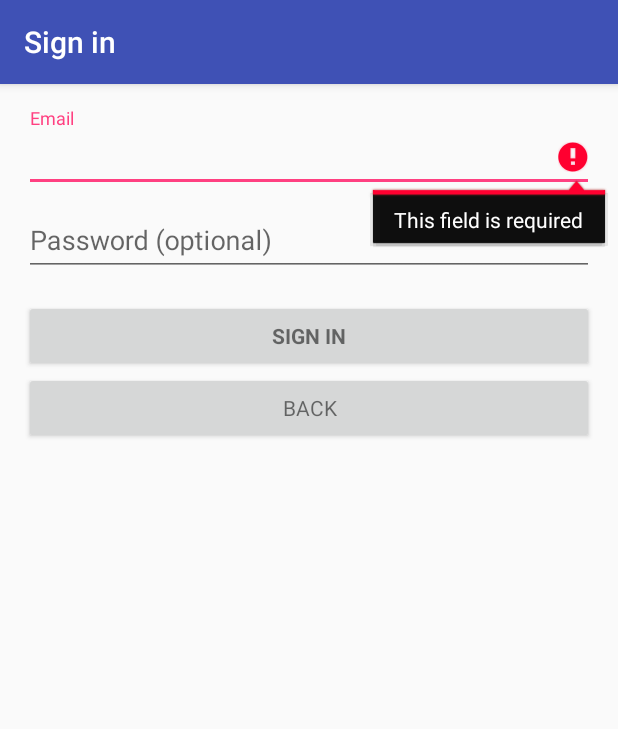
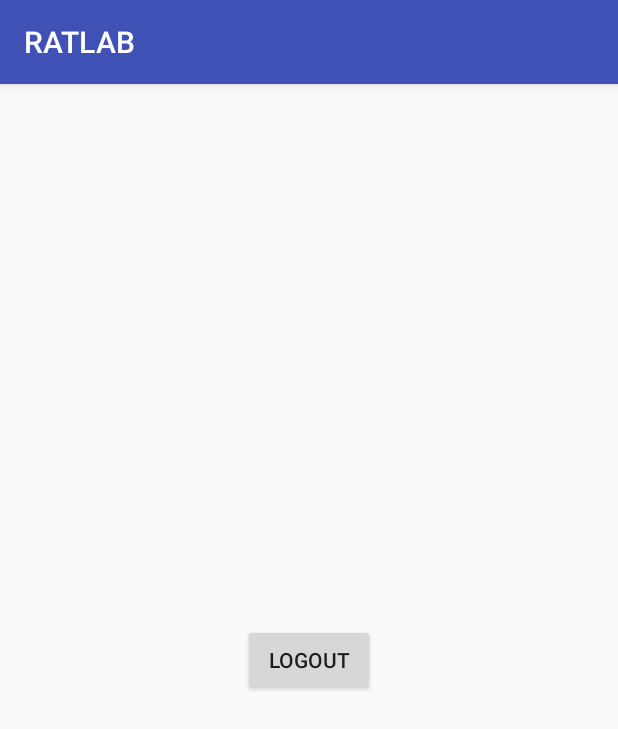
Before and after one commit to tgieseking/RATLAB, an Android app: the LoginActivity screen opened directly, with no data from a screen before it, after a tap on "SIGN IN", on a phone screen of 412 x 824 dp. Shown: the top 729 px of the screen. Run offline under Robolectric (Android 15) with nearby library versions, the phone set to English and light mode, and no system bars; 2 statements that could not run were skipped.

Commit message:
Added activity switching
Added methods for buttons on the welcome, login, and main screens to
move to other activities appropriately. The login does not check for a
valid login. The logout does not reset the current user.

Also note that the onCreate() method for LoginActivity is modified to
not set the login button to attemptLogin() as default for a basic login
activity.

```diff
--- a/app/src/main/java/edu/gatech/cs2340/ratlab/LoginActivity.java
+++ b/app/src/main/java/edu/gatech/cs2340/ratlab/LoginActivity.java
@@ -3,6 +3,7 @@ package edu.gatech.cs2340.ratlab;
 import android.animation.Animator;
 import android.animation.AnimatorListenerAdapter;
 import android.annotation.TargetApi;
+import android.content.Intent;
 import android.content.pm.PackageManager;
 import android.support.annotation.NonNull;
 import android.support.design.widget.Snackbar;
@@ -83,12 +84,14 @@ public class LoginActivity extends AppCompatActivity implements LoaderCallbacks<
         });
 
         Button mEmailSignInButton = (Button) findViewById(R.id.email_sign_in_button);
-        mEmailSignInButton.setOnClickListener(new OnClickListener() {
-            @Override
-            public void onClick(View view) {
-                attemptLogin();
-            }
-        });
+        // This overrides the login acticity to the default for login activities
+        // In the future, we may want to switch to this
+//        mEmailSignInButton.setOnClickListener(new OnClickListener() {
+//            @Override
+//            public void onClick(View view) {
+//                attemptLogin();
+//            }
+//        });
 
         mLoginFormView = findViewById(R.id.login_form);
         mProgressView = findViewById(R.id.login_progress);
@@ -346,4 +349,16 @@ public class LoginActivity extends AppCompatActivity implements LoaderCallbacks<
             showProgress(false);
         }
     }
+
+    public void checkLogin(View view) {
+        if (true) { //TODO: replace with actually checking the model for a correct uid and password
+            Intent intent = new Intent(this, MainActivity.class);
+            startActivity(intent);
+        }
+    }
+
+    public void goBack(View view) {
+        Intent intent = new Intent(this, WelcomeActivity.class);
+        startActivity(intent);
+    }
 }
--- a/app/src/main/java/edu/gatech/cs2340/ratlab/MainActivity.java
+++ b/app/src/main/java/edu/gatech/cs2340/ratlab/MainActivity.java
@@ -1,7 +1,9 @@
 package edu.gatech.cs2340.ratlab;
 
+import android.content.Intent;
 import android.support.v7.app.AppCompatActivity;
 import android.os.Bundle;
+import android.view.View;
 
 public class MainActivity extends AppCompatActivity {
 
@@ -10,4 +12,10 @@ public class MainActivity extends AppCompatActivity {
         super.onCreate(savedInstanceState);
         setContentView(R.layout.activity_main);
     }
+
+    public void logout(View view) {
+        // TODO: reset the currently logged in user attribute of the model
+        Intent intent = new Intent(this, WelcomeActivity.class);
+        startActivity(intent);
+    }
 }
--- a/app/src/main/res/layout/activity_login.xml
+++ b/app/src/main/res/layout/activity_login.xml
@@ -67,6 +67,7 @@
                 android:layout_width="match_parent"
                 android:layout_height="wrap_content"
                 android:layout_marginTop="16dp"
+                android:onClick="checkLogin"
                 android:text="@string/action_sign_in"
                 android:textStyle="bold" />
 
@@ -75,6 +76,7 @@
                 style="@android:style/TextAppearance.Material.Small"
                 android:layout_width="match_parent"
                 android:layout_height="wrap_content"
+                android:onClick="goBack"
                 android:text="@string/back" />
 
         </LinearLayout>
--- a/app/src/main/res/layout/activity_main.xml
+++ b/app/src/main/res/layout/activity_main.xml
@@ -10,13 +10,14 @@
         android:id="@+id/button3"
         android:layout_width="wrap_content"
         android:layout_height="wrap_content"
+        android:layout_marginBottom="8dp"
+        android:layout_marginLeft="8dp"
+        android:layout_marginRight="8dp"
+        android:layout_marginTop="8dp"
+        android:onClick="logout"
         android:text="@string/logout"
-        android:layout_marginRight="8dp"
+        app:layout_constraintBottom_toBottomOf="parent"
+        app:layout_constraintLeft_toLeftOf="parent"
         app:layout_constraintRight_toRightOf="parent"
-        android:layout_marginLeft="8dp"
-        app:layout_constraintLeft_toLeftOf="parent"
-        app:layout_constraintBottom_toBottomOf="parent"
-        android:layout_marginBottom="8dp"
-        app:layout_constraintTop_toTopOf="parent"
-        android:layout_marginTop="8dp" />
+        app:layout_constraintTop_toTopOf="parent" />
 </android.support.constraint.ConstraintLayout>
--- a/app/src/main/res/layout/activity_welcome.xml
+++ b/app/src/main/res/layout/activity_welcome.xml
@@ -27,11 +27,12 @@
         android:layout_width="wrap_content"
         android:layout_height="wrap_content"
         android:layout_marginBottom="14dp"
+        android:layout_marginLeft="8dp"
+        android:layout_marginRight="8dp"
+        android:onClick="goToLogin"
         android:text="@string/login"
         app:layout_constraintBottom_toTopOf="@+id/button2"
-        android:layout_marginLeft="8dp"
         app:layout_constraintLeft_toLeftOf="parent"
-        android:layout_marginRight="8dp"
         app:layout_constraintRight_toRightOf="parent" />
 
     <Button
```
Also changed, not shown: app/src/main/java/edu/gatech/cs2340/ratlab/WelcomeActivity.java (+7 -0 lines).
